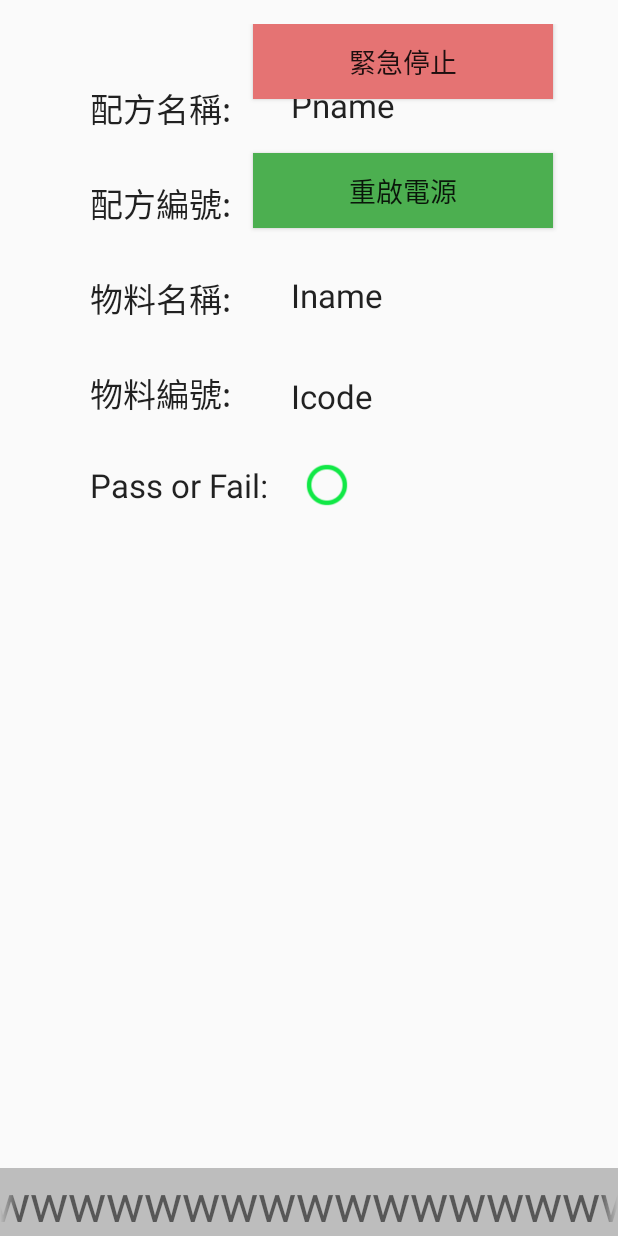
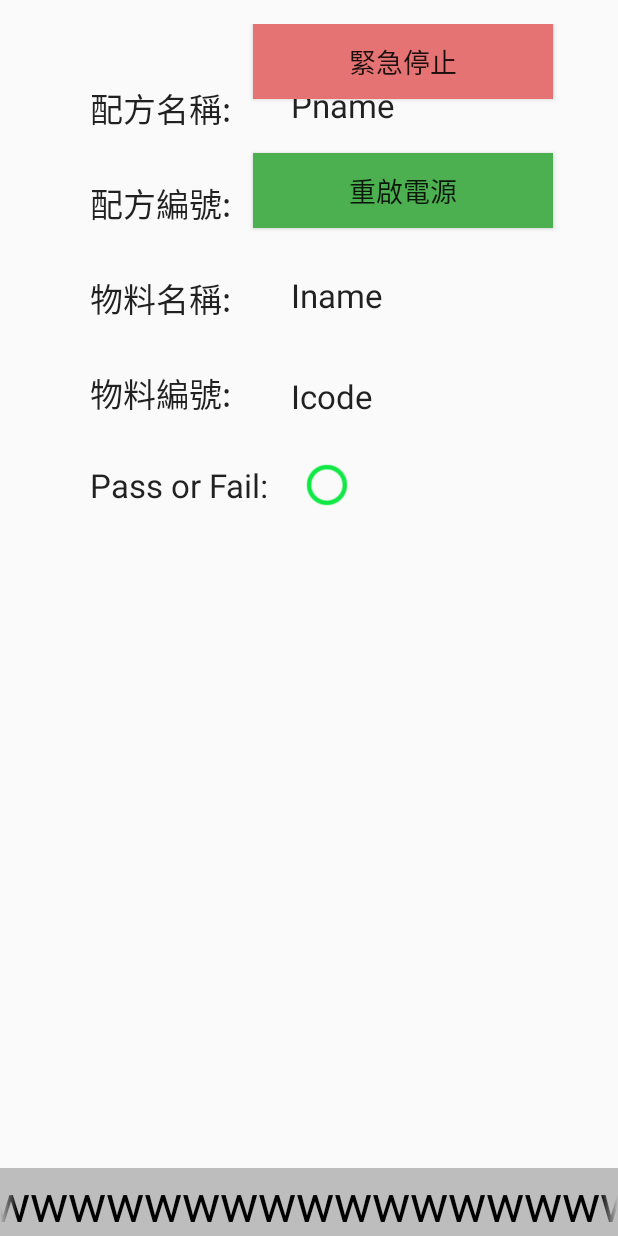
Before and after one commit to Tennyleaz/UsbCommunication, an Android app: the screen it shows after launch (MainActivity), on a phone screen of 412 x 824 dp. Run offline under Robolectric (Android 15) with nearby library versions, the phone set to English and light mode, and no system bars; 1 statement that could not run was skipped.

Commit message:
Update UI of error occurs.

```diff
--- a/app/src/main/res/layout/activity_main.xml
+++ b/app/src/main/res/layout/activity_main.xml
@@ -159,7 +159,8 @@
             android:marqueeRepeatLimit="marquee_forever"
             android:singleLine="true"
             android:focusable="true"
-            android:id="@+id/msg"/>
+            android:id="@+id/msg"
+            android:textColor="#000000" />
     </TableLayout>
 
     <TextView
```
